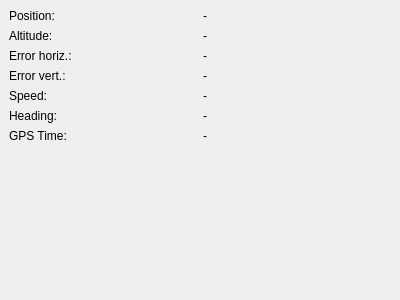
The window that src/ILiveLogToolWidget.ui (ntruchsess/QLandkarteGT) describes before a commit, drawn with Qt 5.
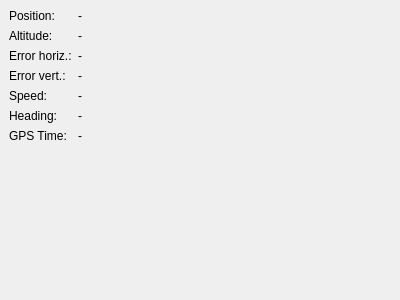
The same window after the commit.

Diff of the .ui file:
```diff
--- a/src/ILiveLogToolWidget.ui
+++ b/src/ILiveLogToolWidget.ui
@@ -142,6 +142,26 @@
      </property>
     </widget>
    </item>
+   <item row="0" column="2" >
+    <widget class="QLabel" name="labelCenter" >
+     <property name="text" >
+      <string/>
+     </property>
+    </widget>
+   </item>
+   <item row="8" column="2" >
+    <spacer>
+     <property name="orientation" >
+      <enum>Qt::Horizontal</enum>
+     </property>
+     <property name="sizeHint" >
+      <size>
+       <width>40</width>
+       <height>20</height>
+      </size>
+     </property>
+    </spacer>
+   </item>
   </layout>
  </widget>
  <resources/>
```
